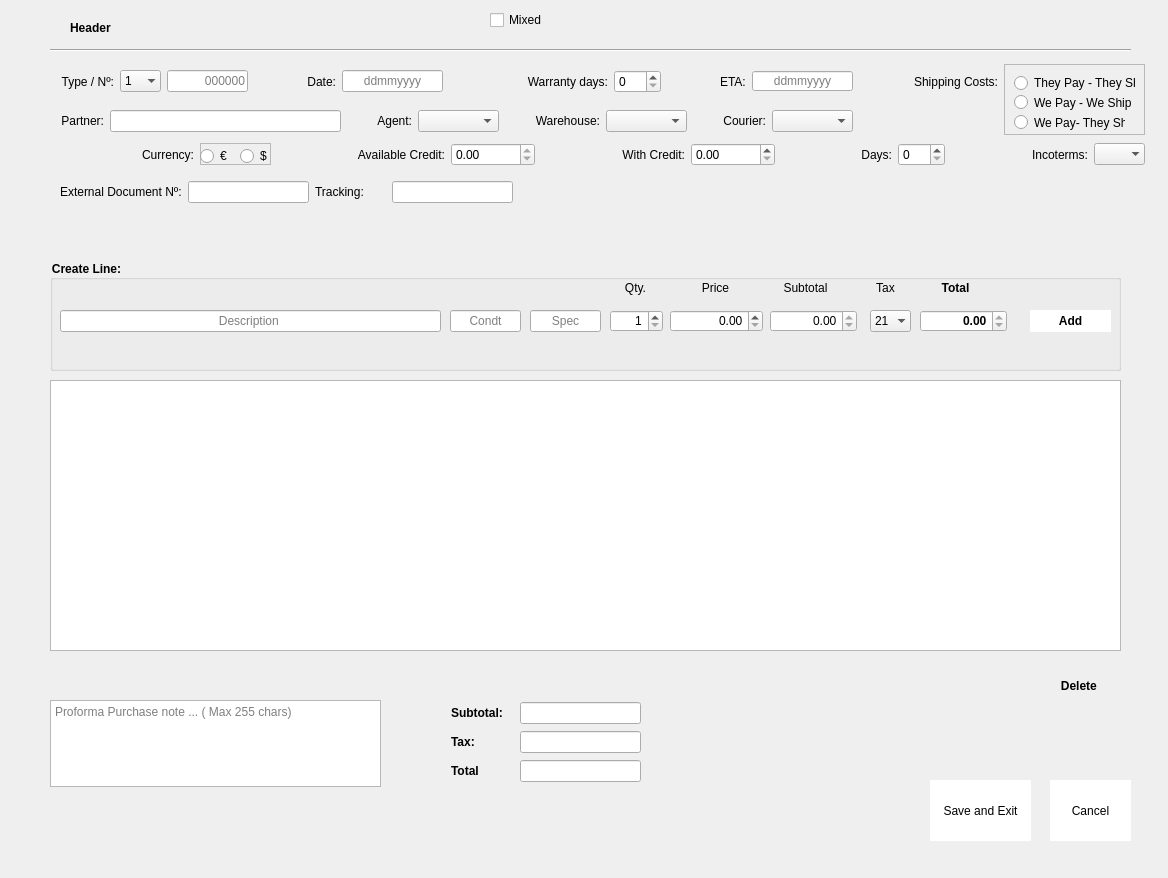
Qt form uis/purchase_proforma_form.ui (andrei219/euromedia) before a commit.
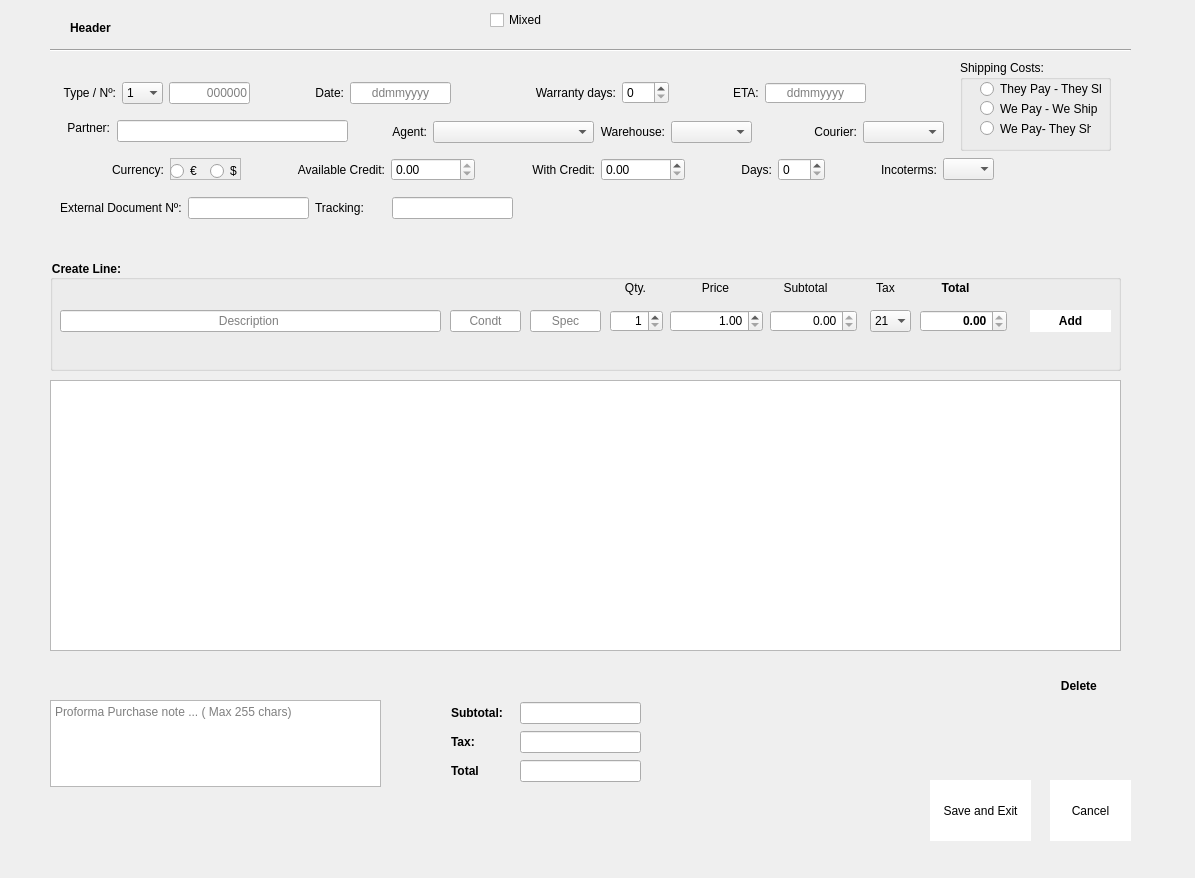
The same form after that commit. Icons and pictures are not drawn.

What changed in the file:
```diff
--- a/uis/purchase_proforma_form.ui
+++ b/uis/purchase_proforma_form.ui
@@ -6,7 +6,7 @@
    <rect>
     <x>0</x>
     <y>0</y>
-    <width>1168</width>
+    <width>1195</width>
     <height>878</height>
    </rect>
   </property>
@@ -153,7 +153,7 @@
    <property name="geometry">
     <rect>
      <x>60</x>
-     <y>180</y>
+     <y>196</y>
      <width>453</width>
      <height>24</height>
     </rect>
@@ -207,720 +207,6 @@
     </item>
    </layout>
   </widget>
-  <widget class="QWidget" name="layoutWidget">
-   <property name="geometry">
-    <rect>
-     <x>61</x>
-     <y>63</y>
-     <width>1084</width>
-     <height>104</height>
-    </rect>
-   </property>
-   <layout class="QGridLayout" name="gridLayout_6">
-    <item row="0" column="2">
-     <widget class="QLabel" name="label_9">
-      <property name="text">
-       <string>Shipping Costs:</string>
-      </property>
-      <property name="alignment">
-       <set>Qt::AlignRight|Qt::AlignTrailing|Qt::AlignVCenter</set>
-      </property>
-     </widget>
-    </item>
-    <item row="0" column="0">
-     <layout class="QGridLayout" name="gridLayout">
-      <item row="0" column="3">
-       <spacer name="horizontalSpacer">
-        <property name="orientation">
-         <enum>Qt::Horizontal</enum>
-        </property>
-        <property name="sizeHint" stdset="0">
-         <size>
-          <width>50</width>
-          <height>22</height>
-         </size>
-        </property>
-       </spacer>
-      </item>
-      <item row="0" column="7">
-       <widget class="QLabel" name="label_16">
-        <property name="text">
-         <string>Warranty days:</string>
-        </property>
-        <property name="alignment">
-         <set>Qt::AlignRight|Qt::AlignTrailing|Qt::AlignVCenter</set>
-        </property>
-       </widget>
-      </item>
-      <item row="0" column="6">
-       <spacer name="horizontalSpacer_11">
-        <property name="orientation">
-         <enum>Qt::Horizontal</enum>
-        </property>
-        <property name="sizeHint" stdset="0">
-         <size>
-          <width>78</width>
-          <height>20</height>
-         </size>
-        </property>
-       </spacer>
-      </item>
-      <item row="0" column="5">
-       <widget class="QLineEdit" name="date_line_edit">
-        <property name="minimumSize">
-         <size>
-          <width>101</width>
-          <height>22</height>
-         </size>
-        </property>
-        <property name="maximumSize">
-         <size>
-          <width>101</width>
-          <height>22</height>
-         </size>
-        </property>
-        <property name="text">
-         <string/>
-        </property>
-        <property name="alignment">
-         <set>Qt::AlignCenter</set>
-        </property>
-        <property name="placeholderText">
-         <string>ddmmyyyy</string>
-        </property>
-       </widget>
-      </item>
-      <item row="0" column="2">
-       <widget class="QLineEdit" name="number_line_edit">
-        <property name="minimumSize">
-         <size>
-          <width>81</width>
-          <height>20</height>
-         </size>
-        </property>
-        <property name="maximumSize">
-         <size>
-          <width>81</width>
-          <height>22</height>
-         </size>
-        </property>
-        <property name="layoutDirection">
-         <enum>Qt::LeftToRight</enum>
-        </property>
-        <property name="alignment">
-         <set>Qt::AlignRight|Qt::AlignTrailing|Qt::AlignVCenter</set>
-        </property>
-        <property name="readOnly">
-         <bool>true</bool>
-        </property>
-        <property name="placeholderText">
-         <string>000000</string>
-        </property>
-       </widget>
-      </item>
-      <item row="0" column="4">
-       <widget class="QLabel" name="label_3">
-        <property name="text">
-         <string>Date:</string>
-        </property>
-        <property name="alignment">
-         <set>Qt::AlignRight|Qt::AlignTrailing|Qt::AlignVCenter</set>
-        </property>
-       </widget>
-      </item>
-      <item row="0" column="1">
-       <widget class="QComboBox" name="type_combo_box">
-        <property name="minimumSize">
-         <size>
-          <width>41</width>
-          <height>22</height>
-         </size>
-        </property>
-        <property name="maximumSize">
-         <size>
-          <width>41</width>
-          <height>22</height>
-         </size>
-        </property>
-        <property name="frame">
-         <bool>false</bool>
-        </property>
-        <item>
-         <property name="text">
-          <string>1</string>
-         </property>
-        </item>
-        <item>
-         <property name="text">
-          <string>2</string>
-         </property>
-        </item>
-        <item>
-         <property name="text">
-          <string>3</string>
-         </property>
-        </item>
-        <item>
-         <property name="text">
-          <string>4</string>
-         </property>
-        </item>
-        <item>
-         <property name="text">
-          <string>5</string>
-         </property>
-        </item>
-        <item>
-         <property name="text">
-          <string>6</string>
-         </property>
-        </item>
-       </widget>
-      </item>
-      <item row="0" column="11">
-       <widget class="QLineEdit" name="eta_line_edit">
-        <property name="minimumSize">
-         <size>
-          <width>101</width>
-          <height>20</height>
-         </size>
-        </property>
-        <property name="maximumSize">
-         <size>
-          <width>101</width>
-          <height>20</height>
-         </size>
-        </property>
-        <property name="alignment">
-         <set>Qt::AlignCenter</set>
-        </property>
-        <property name="placeholderText">
-         <string>ddmmyyyy</string>
-        </property>
-       </widget>
-      </item>
-      <item row="0" column="9">
-       <spacer name="horizontalSpacer_12">
-        <property name="orientation">
-         <enum>Qt::Horizontal</enum>
-        </property>
-        <property name="sizeHint" stdset="0">
-         <size>
-          <width>18</width>
-          <height>13</height>
-         </size>
-        </property>
-       </spacer>
-      </item>
-      <item row="0" column="8">
-       <widget class="QSpinBox" name="warranty_spinbox">
-        <property name="maximum">
-         <number>365</number>
-        </property>
-       </widget>
-      </item>
-      <item row="0" column="10">
-       <widget class="QLabel" name="label_27">
-        <property name="text">
-         <string>ETA:</string>
-        </property>
-       </widget>
-      </item>
-      <item row="0" column="0">
-       <widget class="QLabel" name="label_2">
-        <property name="layoutDirection">
-         <enum>Qt::LeftToRight</enum>
-        </property>
-        <property name="text">
-         <string>Type / Nº:</string>
-        </property>
-        <property name="alignment">
-         <set>Qt::AlignRight|Qt::AlignTrailing|Qt::AlignVCenter</set>
-        </property>
-       </widget>
-      </item>
-     </layout>
-    </item>
-    <item row="0" column="3" rowspan="2">
-     <widget class="QFrame" name="frame">
-      <property name="minimumSize">
-       <size>
-        <width>141</width>
-        <height>71</height>
-       </size>
-      </property>
-      <property name="maximumSize">
-       <size>
-        <width>141</width>
-        <height>71</height>
-       </size>
-      </property>
-      <property name="frameShape">
-       <enum>QFrame::StyledPanel</enum>
-      </property>
-      <property name="frameShadow">
-       <enum>QFrame::Raised</enum>
-      </property>
-      <widget class="QRadioButton" name="they_pay_they_ship_shipping_radio_button">
-       <property name="geometry">
-        <rect>
-         <x>10</x>
-         <y>10</y>
-         <width>121</width>
-         <height>18</height>
-        </rect>
-       </property>
-       <property name="text">
-        <string>They Pay - They Ship</string>
-       </property>
-      </widget>
-      <widget class="QRadioButton" name="we_pay_we_ship_shipping_radio_button">
-       <property name="geometry">
-        <rect>
-         <x>10</x>
-         <y>30</y>
-         <width>121</width>
-         <height>17</height>
-        </rect>
-       </property>
-       <property name="text">
-        <string>We Pay - We Ship</string>
-       </property>
-      </widget>
-      <widget class="QRadioButton" name="we_pay_they_ship_shipping_radio_button">
-       <property name="geometry">
-        <rect>
-         <x>10</x>
-         <y>50</y>
-         <width>111</width>
-         <height>17</height>
-        </rect>
-       </property>
-       <property name="text">
-        <string>We Pay- They Ship</string>
-       </property>
-      </widget>
-     </widget>
-    </item>
-    <item row="2" column="0" colspan="4">
-     <layout class="QGridLayout" name="gridLayout_3">
-      <item row="0" column="9">
-       <spacer name="horizontalSpacer_9">
-        <property name="orientation">
-         <enum>Qt::Horizontal</enum>
-        </property>
-        <property name="sizeHint" stdset="0">
-         <size>
-          <width>30</width>
-          <height>22</height>
-         </size>
-        </property>
-       </spacer>
-      </item>
-      <item row="0" column="8">
-       <widget class="QDoubleSpinBox" name="with_credit_spinbox">
-        <property name="maximum">
-         <double>99999999.000000000000000</double>
-        </property>
-       </widget>
-      </item>
-      <item row="0" column="12">
-       <spacer name="horizontalSpacer_10">
-        <property name="orientation">
-         <enum>Qt::Horizontal</enum>
-        </property>
-        <property name="sizeHint" stdset="0">
-         <size>
-          <width>30</width>
-          <height>22</height>
-         </size>
-        </property>
-       </spacer>
-      </item>
-      <item row="0" column="11">
-       <widget class="QSpinBox" name="days_credit_spinbox">
-        <property name="maximum">
-         <number>999</number>
-        </property>
-       </widget>
-      </item>
-      <item row="0" column="10">
-       <widget class="QLabel" name="label_14">
-        <property name="text">
-         <string>Days:</string>
-        </property>
-        <property name="alignment">
-         <set>Qt::AlignRight|Qt::AlignTrailing|Qt::AlignVCenter</set>
-        </property>
-       </widget>
-      </item>
-      <item row="0" column="6">
-       <spacer name="horizontalSpacer_8">
-        <property name="orientation">
-         <enum>Qt::Horizontal</enum>
-        </property>
-        <property name="sizeHint" stdset="0">
-         <size>
-          <width>30</width>
-          <height>22</height>
-         </size>
-        </property>
-       </spacer>
-      </item>
-      <item row="0" column="13">
-       <widget class="QLabel" name="label_11">
-        <property name="text">
-         <string>Incoterms:</string>
-        </property>
-        <property name="alignment">
-         <set>Qt::AlignRight|Qt::AlignTrailing|Qt::AlignVCenter</set>
-        </property>
-       </widget>
-      </item>
-      <item row="0" column="7">
-       <widget class="QLabel" name="label_13">
-        <property name="text">
-         <string>With Credit:</string>
-        </property>
-        <property name="alignment">
-         <set>Qt::AlignRight|Qt::AlignTrailing|Qt::AlignVCenter</set>
-        </property>
-       </widget>
-      </item>
-      <item row="0" column="5">
-       <widget class="QDoubleSpinBox" name="available_credit_spinbox">
-        <property name="readOnly">
-         <bool>true</bool>
-        </property>
-        <property name="decimals">
-         <number>2</number>
-        </property>
-        <property name="maximum">
-         <double>99999999.000000000000000</double>
-        </property>
-       </widget>
-      </item>
-      <item row="0" column="14">
-       <widget class="QComboBox" name="incoterms_combo_box">
-        <property name="minimumSize">
-         <size>
-          <width>51</width>
-          <height>22</height>
-         </size>
-        </property>
-        <property name="maximumSize">
-         <size>
-          <width>51</width>
-          <height>22</height>
-         </size>
-        </property>
-        <property name="editable">
-         <bool>false</bool>
-        </property>
-        <property name="iconSize">
-         <size>
-          <width>16</width>
-          <height>16</height>
-         </size>
-        </property>
-        <property name="frame">
-         <bool>false</bool>
-        </property>
-        <item>
-         <property name="text">
-          <string/>
-         </property>
-        </item>
-        <item>
-         <property name="text">
-          <string>EXW</string>
-         </property>
-        </item>
-        <item>
-         <property name="text">
-          <string>FOB</string>
-         </property>
-        </item>
-        <item>
-         <property name="text">
-          <string>CIF</string>
-         </property>
-        </item>
-        <item>
-         <property name="text">
-          <string>CIP</string>
-         </property>
-        </item>
-        <item>
-         <property name="text">
-          <string>DAP</string>
-         </property>
-        </item>
-        <item>
-         <property name="text">
-          <string>DAT</string>
-         </property>
-        </item>
-       </widget>
-      </item>
-      <item row="0" column="0">
-       <spacer name="horizontalSpacer_6">
-        <property name="orientation">
-         <enum>Qt::Horizontal</enum>
-        </property>
-        <property name="sizeHint" stdset="0">
-         <size>
-          <width>30</width>
-          <height>22</height>
-         </size>
-        </property>
-       </spacer>
-      </item>
-      <item row="0" column="1">
-       <widget class="QLabel" name="label_10">
-        <property name="text">
-         <string>Currency:</string>
-        </property>
-        <property name="alignment">
-         <set>Qt::AlignRight|Qt::AlignTrailing|Qt::AlignVCenter</set>
-        </property>
-       </widget>
-      </item>
-      <item row="0" column="4">
-       <widget class="QLabel" name="label_12">
-        <property name="text">
-         <string>Available Credit:</string>
-        </property>
-        <property name="alignment">
-         <set>Qt::AlignRight|Qt::AlignTrailing|Qt::AlignVCenter</set>
-        </property>
-       </widget>
-      </item>
-      <item row="0" column="3">
-       <spacer name="horizontalSpacer_7">
-        <property name="orientation">
-         <enum>Qt::Horizontal</enum>
-        </property>
-        <property name="sizeHint" stdset="0">
-         <size>
-          <width>30</width>
-          <height>22</height>
-         </size>
-        </property>
-       </spacer>
-      </item>
-      <item row="0" column="2">
-       <widget class="QFrame" name="frame_2">
-        <property name="minimumSize">
-         <size>
-          <width>71</width>
-          <height>22</height>
-         </size>
-        </property>
-        <property name="maximumSize">
-         <size>
-          <width>71</width>
-          <height>22</height>
-         </size>
-        </property>
-        <property name="frameShape">
-         <enum>QFrame::StyledPanel</enum>
-        </property>
-        <property name="frameShadow">
-         <enum>QFrame::Raised</enum>
-        </property>
-        <widget class="QRadioButton" name="eur_radio_button">
-         <property name="geometry">
-          <rect>
-           <x>0</x>
-           <y>4</y>
-           <width>31</width>
-           <height>18</height>
-          </rect>
-         </property>
-         <property name="text">
-          <string>€</string>
-         </property>
-        </widget>
-        <widget class="QRadioButton" name="usd_radio_button">
-         <property name="geometry">
-          <rect>
-           <x>40</x>
-           <y>4</y>
-           <width>31</width>
-           <height>18</height>
-          </rect>
-         </property>
-         <property name="text">
-          <string>$</string>
-         </property>
-        </widget>
-       </widget>
-      </item>
-     </layout>
-    </item>
-    <item row="1" column="0">
-     <layout class="QGridLayout" name="gridLayout_2">
-      <item row="0" column="8">
-       <spacer name="horizontalSpacer_4">
-        <property name="orientation">
-         <enum>Qt::Horizontal</enum>
-        </property>
-        <property name="sizeHint" stdset="0">
-         <size>
-          <width>30</width>
-          <height>22</height>
-         </size>
-        </property>
-       </spacer>
-      </item>
-      <item row="0" column="9">
-       <widget class="QLabel" name="label_8">
-        <property name="text">
-         <string>Courier:</string>
-        </property>
-        <property name="alignment">
-         <set>Qt::AlignRight|Qt::AlignTrailing|Qt::AlignVCenter</set>
-        </property>
-       </widget>
-      </item>
-      <item row="0" column="10">
-       <widget class="QComboBox" name="courier_combobox">
-        <property name="minimumSize">
-         <size>
-          <width>81</width>
-          <height>22</height>
-         </size>
-        </property>
-        <property name="maximumSize">
-         <size>
-          <width>81</width>
-          <height>22</height>
-         </size>
-        </property>
-       </widget>
-      </item>
-      <item row="0" column="3">
-       <widget class="QLabel" name="label_5">
-        <property name="text">
-         <string>Agent:</string>
-        </property>
-        <property name="alignment">
-         <set>Qt::AlignRight|Qt::AlignTrailing|Qt::AlignVCenter</set>
-        </property>
-       </widget>
-      </item>
-      <item row="0" column="2">
-       <spacer name="horizontalSpacer_2">
-        <property name="orientation">
-         <enum>Qt::Horizontal</enum>
-        </property>
-        <property name="sizeHint" stdset="0">
-         <size>
-          <width>30</width>
-          <height>22</height>
-         </size>
-        </property>
-       </spacer>
-      </item>
-      <item row="0" column="0">
-       <widget class="QLabel" name="label_4">
-        <property name="text">
-         <string>Partner:</string>
-        </property>
-        <property name="alignment">
-         <set>Qt::AlignRight|Qt::AlignTrailing|Qt::AlignVCenter</set>
-        </property>
-       </widget>
-      </item>
-      <item row="0" column="1">
-       <widget class="QLineEdit" name="partner_line_edit">
-        <property name="minimumSize">
-         <size>
-          <width>231</width>
-          <height>22</height>
-         </size>
-        </property>
-        <property name="maximumSize">
-         <size>
-          <width>231</width>
-          <height>22</height>
-         </size>
-        </property>
-       </widget>
-      </item>
-      <item row="0" column="6">
-       <widget class="QLabel" name="label_6">
-        <property name="text">
-         <string>Warehouse:</string>
-        </property>
-        <property name="alignment">
-         <set>Qt::AlignRight|Qt::AlignTrailing|Qt::AlignVCenter</set>
-        </property>
-       </widget>
-      </item>
-      <item row="0" column="4">
-       <widget class="QComboBox" name="agent_combobox">
-        <property name="minimumSize">
-         <size>
-          <width>81</width>
-          <height>22</height>
-         </size>
-        </property>
-        <property name="maximumSize">
-         <size>
-          <width>81</width>
-          <height>22</height>
-         </size>
-        </property>
-       </widget>
-      </item>
-      <item row="0" column="5">
-       <spacer name="horizontalSpacer_3">
-        <property name="orientation">
-         <enum>Qt::Horizontal</enum>
-        </property>
-        <property name="sizeHint" stdset="0">
-         <size>
-          <width>30</width>
-          <height>22</height>
-         </size>
-        </property>
-       </spacer>
-      </item>
-      <item row="0" column="7">
-       <widget class="QComboBox" name="warehouse_combobox">
-        <property name="minimumSize">
-         <size>
-          <width>81</width>
-          <height>22</height>
-         </size>
-        </property>
-        <property name="maximumSize">
-         <size>
-          <width>81</width>
-          <height>22</height>
-         </size>
-        </property>
-       </widget>
-      </item>
-     </layout>
-    </item>
-    <item row="1" column="1">
-     <spacer name="horizontalSpacer_5">
-      <property name="orientation">
-       <enum>Qt::Horizontal</enum>
-      </property>
-      <property name="sizeHint" stdset="0">
-       <size>
-        <width>18</width>
-        <height>13</height>
-       </size>
-      </property>
-     </spacer>
-    </item>
-   </layout>
-  </widget>
   <widget class="QGroupBox" name="groupBox">
    <property name="geometry">
     <rect>
@@ -1127,6 +413,9 @@
     <property name="decimals">
      <number>2</number>
     </property>
+    <property name="minimum">
+     <double>1.000000000000000</double>
+    </property>
     <property name="maximum">
      <double>999999999.990000009536743</double>
     </property>
@@ -1496,6 +785,686 @@
     <string>Mixed</string>
    </property>
   </widget>
+  <widget class="QGroupBox" name="groupBox_2">
+   <property name="geometry">
+    <rect>
+     <x>960</x>
+     <y>60</y>
+     <width>151</width>
+     <height>91</height>
+    </rect>
+   </property>
+   <property name="title">
+    <string>Shipping Costs:</string>
+   </property>
+   <widget class="QRadioButton" name="we_pay_we_ship_shipping_radio_button">
+    <property name="geometry">
+     <rect>
+      <x>20</x>
+      <y>40</y>
+      <width>121</width>
+      <height>17</height>
+     </rect>
+    </property>
+    <property name="text">
+     <string>We Pay - We Ship</string>
+    </property>
+   </widget>
+   <widget class="QRadioButton" name="they_pay_they_ship_shipping_radio_button">
+    <property name="geometry">
+     <rect>
+      <x>20</x>
+      <y>20</y>
+      <width>121</width>
+      <height>18</height>
+     </rect>
+    </property>
+    <property name="text">
+     <string>They Pay - They Ship</string>
+    </property>
+   </widget>
+   <widget class="QRadioButton" name="we_pay_they_ship_shipping_radio_button">
+    <property name="geometry">
+     <rect>
+      <x>20</x>
+      <y>60</y>
+      <width>111</width>
+      <height>17</height>
+     </rect>
+    </property>
+    <property name="text">
+     <string>We Pay- They Ship</string>
+    </property>
+   </widget>
+  </widget>
+  <widget class="QWidget" name="">
+   <property name="geometry">
+    <rect>
+     <x>62</x>
+     <y>158</y>
+     <width>932</width>
+     <height>24</height>
+    </rect>
+   </property>
+   <layout class="QGridLayout" name="gridLayout_3">
+    <item row="0" column="9">
+     <spacer name="horizontalSpacer_9">
+      <property name="orientation">
+       <enum>Qt::Horizontal</enum>
+      </property>
+      <property name="sizeHint" stdset="0">
+       <size>
+        <width>30</width>
+        <height>22</height>
+       </size>
+      </property>
+     </spacer>
+    </item>
+    <item row="0" column="8">
+     <widget class="QDoubleSpinBox" name="with_credit_spinbox">
+      <property name="maximum">
+       <double>99999999.000000000000000</double>
+      </property>
+     </widget>
+    </item>
+    <item row="0" column="12">
+     <spacer name="horizontalSpacer_10">
+      <property name="orientation">
+       <enum>Qt::Horizontal</enum>
+      </property>
+      <property name="sizeHint" stdset="0">
+       <size>
+        <width>30</width>
+        <height>22</height>
+       </size>
+      </property>
+     </spacer>
+    </item>
+    <item row="0" column="11">
+     <widget class="QSpinBox" name="days_credit_spinbox">
+      <property name="maximum">
+       <number>999</number>
+      </property>
+     </widget>
+    </item>
+    <item row="0" column="10">
+     <widget class="QLabel" name="label_14">
+      <property name="text">
+       <string>Days:</string>
+      </property>
+      <property name="alignment">
+       <set>Qt::AlignRight|Qt::AlignTrailing|Qt::AlignVCenter</set>
+      </property>
+     </widget>
+    </item>
+    <item row="0" column="6">
+     <spacer name="horizontalSpacer_8">
+      <property name="orientation">
+       <enum>Qt::Horizontal</enum>
+      </property>
+      <property name="sizeHint" stdset="0">
+       <size>
+        <width>30</width>
+        <height>22</height>
+       </size>
+      </property>
+     </spacer>
+    </item>
+    <item row="0" column="13">
+     <widget class="QLabel" name="label_11">
+      <property name="text">
+       <string>Incoterms:</string>
+      </property>
+      <property name="alignment">
+       <set>Qt::AlignRight|Qt::AlignTrailing|Qt::AlignVCenter</set>
+      </property>
+     </widget>
+    </item>
+    <item row="0" column="7">
+     <widget class="QLabel" name="label_13">
+      <property name="text">
+       <string>With Credit:</string>
+      </property>
+      <property name="alignment">
+       <set>Qt::AlignRight|Qt::AlignTrailing|Qt::AlignVCenter</set>
+      </property>
+     </widget>
+    </item>
+    <item row="0" column="5">
+     <widget class="QDoubleSpinBox" name="available_credit_spinbox">
+      <property name="readOnly">
+       <bool>true</bool>
+      </property>
+      <property name="decimals">
+       <number>2</number>
+      </property>
+      <property name="maximum">
+       <double>99999999.000000000000000</double>
+      </property>
+     </widget>
+    </item>
+    <item row="0" column="14">
+     <widget class="QComboBox" name="incoterms_combo_box">
+      <property name="minimumSize">
+       <size>
+        <width>51</width>
+        <height>22</height>
+       </size>
+      </property>
+      <property name="maximumSize">
+       <size>
+        <width>51</width>
+        <height>22</height>
+       </size>
+      </property>
+      <property name="editable">
+       <bool>false</bool>
+      </property>
+      <property name="iconSize">
+       <size>
+        <width>16</width>
+        <height>16</height>
+       </size>
+      </property>
+      <property name="frame">
+       <bool>false</bool>
+      </property>
+      <item>
+       <property name="text">
+        <string/>
+       </property>
+      </item>
+      <item>
+       <property name="text">
+        <string>EXW</string>
+       </property>
+      </item>
+      <item>
+       <property name="text">
+        <string>FOB</string>
+       </property>
+      </item>
+      <item>
+       <property name="text">
+        <string>CIF</string>
+       </property>
+      </item>
+      <item>
+       <property name="text">
+        <string>CIP</string>
+       </property>
+      </item>
+      <item>
+       <property name="text">
+        <string>DAP</string>
+       </property>
+      </item>
+      <item>
+       <property name="text">
+        <string>DAT</string>
+       </property>
+      </item>
+     </widget>
+    </item>
+    <item row="0" column="0">
+     <spacer name="horizontalSpacer_6">
+      <property name="orientation">
+       <enum>Qt::Horizontal</enum>
+      </property>
+      <property name="sizeHint" stdset="0">
+       <size>
+        <width>30</width>
+        <height>22</height>
+       </size>
+      </property>
+     </spacer>
+    </item>
+    <item row="0" column="1">
+     <widget class="QLabel" name="label_10">
+      <property name="text">
+       <string>Currency:</string>
+      </property>
+      <property name="alignment">
+       <set>Qt::AlignRight|Qt::AlignTrailing|Qt::AlignVCenter</set>
+      </property>
+     </widget>
+    </item>
+    <item row="0" column="4">
+     <widget class="QLabel" name="label_12">
+      <property name="text">
+       <string>Available Credit:</string>
+      </property>
+      <property name="alignment">
+       <set>Qt::AlignRight|Qt::AlignTrailing|Qt::AlignVCenter</set>
+      </property>
+     </widget>
+    </item>
+    <item row="0" column="3">
+     <spacer name="horizontalSpacer_7">
+      <property name="orientation">
+       <enum>Qt::Horizontal</enum>
+      </property>
+      <property name="sizeHint" stdset="0">
+       <size>
+        <width>30</width>
+        <height>22</height>
+       </size>
+      </property>
+     </spacer>
+    </item>
+    <item row="0" column="2">
+     <widget class="QFrame" name="frame_2">
+      <property name="minimumSize">
+       <size>
+        <width>71</width>
+        <height>22</height>
+       </size>
+      </property>
+      <property name="maximumSize">
+       <size>
+        <width>71</width>
+        <height>22</height>
+       </size>
+      </property>
+      <property name="frameShape">
+       <enum>QFrame::StyledPanel</enum>
+      </property>
+      <property name="frameShadow">
+       <enum>QFrame::Raised</enum>
+      </property>
+      <widget class="QRadioButton" name="eur_radio_button">
+       <property name="geometry">
+        <rect>
+         <x>0</x>
+         <y>4</y>
+         <width>31</width>
+         <height>18</height>
+        </rect>
+       </property>
+       <property name="text">
+        <string>€</string>
+       </property>
+      </widget>
+      <widget class="QRadioButton" name="usd_radio_button">
+       <property name="geometry">
+        <rect>
+         <x>40</x>
+         <y>4</y>
+         <width>31</width>
+         <height>18</height>
+        </rect>
+       </property>
+       <property name="text">
+        <string>$</string>
+       </property>
+      </widget>
+     </widget>
+    </item>
+   </layout>
+  </widget>
+  <widget class="QLabel" name="label_4">
+   <property name="geometry">
+    <rect>
+     <x>63</x>
+     <y>120</y>
+     <width>47</width>
+     <height>16</height>
+    </rect>
+   </property>
+   <property name="text">
+    <string>Partner:</string>
+   </property>
+   <property name="alignment">
+    <set>Qt::AlignRight|Qt::AlignTrailing|Qt::AlignVCenter</set>
+   </property>
+  </widget>
+  <widget class="QLineEdit" name="partner_line_edit">
+   <property name="geometry">
+    <rect>
+     <x>117</x>
+     <y>120</y>
+     <width>231</width>
+     <height>22</height>
+    </rect>
+   </property>
+   <property name="minimumSize">
+    <size>
+     <width>231</width>
+     <height>22</height>
+    </size>
+   </property>
+   <property name="maximumSize">
+    <size>
+     <width>231</width>
+     <height>22</height>
+    </size>
+   </property>
+  </widget>
+  <widget class="QWidget" name="">
+   <property name="geometry">
+    <rect>
+     <x>392</x>
+     <y>120</y>
+     <width>552</width>
+     <height>24</height>
+    </rect>
+   </property>
+   <layout class="QHBoxLayout" name="horizontalLayout">
+    <item>
+     <widget class="QLabel" name="label_5">
+      <property name="text">
+       <string>Agent:</string>
+      </property>
+      <property name="alignment">
+       <set>Qt::AlignRight|Qt::AlignTrailing|Qt::AlignVCenter</set>
+      </property>
+     </widget>
+    </item>
+    <item>
+     <widget class="QComboBox" name="agent_combobox">
+      <property name="minimumSize">
+       <size>
+        <width>161</width>
+        <height>0</height>
+       </size>
+      </property>
+      <property name="maximumSize">
+       <size>
+        <width>161</width>
+        <height>16777215</height>
+       </size>
+      </property>
+     </widget>
+    </item>
+    <item>
+     <widget class="QLabel" name="label_6">
+      <property name="text">
+       <string>Warehouse:</string>
+      </property>
+      <property name="alignment">
+       <set>Qt::AlignRight|Qt::AlignTrailing|Qt::AlignVCenter</set>
+      </property>
+     </widget>
+    </item>
+    <item>
+     <widget class="QComboBox" name="warehouse_combobox">
+      <property name="minimumSize">
+       <size>
+        <width>81</width>
+        <height>22</height>
+       </size>
+      </property>
+      <property name="maximumSize">
+       <size>
+        <width>81</width>
+        <height>22</height>
+       </size>
+      </property>
+     </widget>
+    </item>
+    <item>
+     <spacer name="horizontalSpacer_4">
+      <property name="orientation">
+       <enum>Qt::Horizontal</enum>
+      </property>
+      <property name="sizeHint" stdset="0">
+       <size>
+        <width>30</width>
+        <height>22</height>
+       </size>
+      </property>
+     </spacer>
+    </item>
+    <item>
+     <widget class="QLabel" name="label_8">
+      <property name="text">
+       <string>Courier:</string>
+      </property>
+      <property name="alignment">
+       <set>Qt::AlignRight|Qt::AlignTrailing|Qt::AlignVCenter</set>
+      </property>
+     </widget>
+    </item>
+    <item>
+     <widget class="QComboBox" name="courier_combobox">
+      <property name="minimumSize">
+       <size>
+        <width>81</width>
+        <height>22</height>
+       </size>
+      </property>
+      <property name="maximumSize">
+       <size>
+        <width>81</width>
+        <height>22</height>
+       </size>
+      </property>
+     </widget>
+    </item>
+   </layout>
+  </widget>
+  <widget class="QWidget" name="">
+   <property name="geometry">
+    <rect>
+     <x>63</x>
+     <y>81</y>
+     <width>803</width>
+     <height>24</height>
+    </rect>
+   </property>
+   <layout class="QHBoxLayout" name="horizontalLayout_2">
+    <item>
+     <widget class="QLabel" name="label_2">
+      <property name="layoutDirection">
+       <enum>Qt::LeftToRight</enum>
+      </property>
+      <property name="text">
+       <string>Type / Nº:</string>
+      </property>
+      <property name="alignment">
+       <set>Qt::AlignRight|Qt::AlignTrailing|Qt::AlignVCenter</set>
+      </property>
+     </widget>
+    </item>
+    <item>
+     <widget class="QComboBox" name="type_combo_box">
+      <property name="minimumSize">
+       <size>
+        <width>41</width>
+        <height>22</height>
+       </size>
+      </property>
+      <property name="maximumSize">
+       <size>
+        <width>41</width>
+        <height>22</height>
+       </size>
+      </property>
+      <property name="frame">
+       <bool>false</bool>
+      </property>
+      <item>
+       <property name="text">
+        <string>1</string>
+       </property>
+      </item>
+      <item>
+       <property name="text">
+        <string>2</string>
+       </property>
+      </item>
+      <item>
+       <property name="text">
+        <string>3</string>
+       </property>
+      </item>
+      <item>
+       <property name="text">
+        <string>4</string>
+       </property>
+      </item>
+      <item>
+       <property name="text">
+        <string>5</string>
+       </property>
+      </item>
+      <item>
+       <property name="text">
+        <string>6</string>
+       </property>
+      </item>
+     </widget>
+    </item>
+    <item>
+     <widget class="QLineEdit" name="number_line_edit">
+      <property name="minimumSize">
+       <size>
+        <width>81</width>
+        <height>20</height>
+       </size>
+      </property>
+      <property name="maximumSize">
+       <size>
+        <width>81</width>
+        <height>22</height>
+       </size>
+      </property>
+      <property name="layoutDirection">
+       <enum>Qt::LeftToRight</enum>
+      </property>
+      <property name="alignment">
+       <set>Qt::AlignRight|Qt::AlignTrailing|Qt::AlignVCenter</set>
+      </property>
+      <property name="readOnly">
+       <bool>true</bool>
+      </property>
+      <property name="placeholderText">
+       <string>000000</string>
+      </property>
+     </widget>
+    </item>
+    <item>
+     <spacer name="horizontalSpacer">
+      <property name="orientation">
+       <enum>Qt::Horizontal</enum>
+      </property>
+      <property name="sizeHint" stdset="0">
+       <size>
+        <width>50</width>
+        <height>22</height>
+       </size>
+      </property>
+     </spacer>
+    </item>
+    <item>
+     <widget class="QLabel" name="label_3">
+      <property name="text">
+       <string>Date:</string>
+      </property>
+      <property name="alignment">
+       <set>Qt::AlignRight|Qt::AlignTrailing|Qt::AlignVCenter</set>
+      </property>
+     </widget>
+    </item>
+    <item>
+     <widget class="QLineEdit" name="date_line_edit">
+      <property name="minimumSize">
+       <size>
+        <width>101</width>
+        <height>22</height>
+       </size>
+      </property>
+      <property name="maximumSize">
+       <size>
+        <width>101</width>
+        <height>22</height>
+       </size>
+      </property>
+      <property name="text">
+       <string/>
+      </property>
+      <property name="alignment">
+       <set>Qt::AlignCenter</set>
+      </property>
+      <property name="placeholderText">
+       <string>ddmmyyyy</string>
+      </property>
+     </widget>
+    </item>
+    <item>
+     <spacer name="horizontalSpacer_11">
+      <property name="orientation">
+       <enum>Qt::Horizontal</enum>
+      </property>
+      <property name="sizeHint" stdset="0">
+       <size>
+        <width>78</width>
+        <height>20</height>
+       </size>
+      </property>
+     </spacer>
+    </item>
+    <item>
+     <widget class="QLabel" name="label_16">
+      <property name="text">
+       <string>Warranty days:</string>
+      </property>
+      <property name="alignment">
+       <set>Qt::AlignRight|Qt::AlignTrailing|Qt::AlignVCenter</set>
+      </property>
+     </widget>
+    </item>
+    <item>
+     <widget class="QSpinBox" name="warranty_spinbox">
+      <property name="maximum">
+       <number>365</number>
+      </property>
+     </widget>
+    </item>
+    <item>
+     <spacer name="horizontalSpacer_12">
+      <property name="orientation">
+       <enum>Qt::Horizontal</enum>
+      </property>
+      <property name="sizeHint" stdset="0">
+       <size>
+        <width>18</width>
+        <height>13</height>
+       </size>
+      </property>
+     </spacer>
+    </item>
+    <item>
+     <widget class="QLabel" name="label_27">
+      <property name="text">
+       <string>ETA:</string>
+      </property>
+     </widget>
+    </item>
+    <item>
+     <widget class="QLineEdit" name="eta_line_edit">
+      <property name="minimumSize">
+       <size>
+        <width>101</width>
+        <height>20</height>
+       </size>
+      </property>
+      <property name="maximumSize">
+       <size>
+        <width>101</width>
+        <height>20</height>
+       </size>
+      </property>
+      <property name="alignment">
+       <set>Qt::AlignCenter</set>
+      </property>
+      <property name="placeholderText">
+       <string>ddmmyyyy</string>
+      </property>
+     </widget>
+    </item>
+   </layout>
+  </widget>
  </widget>
  <tabstops>
   <tabstop>description_line_edit</tabstop>
```
Left out of the diff: 3 changed lines with no effect on the pictures.
